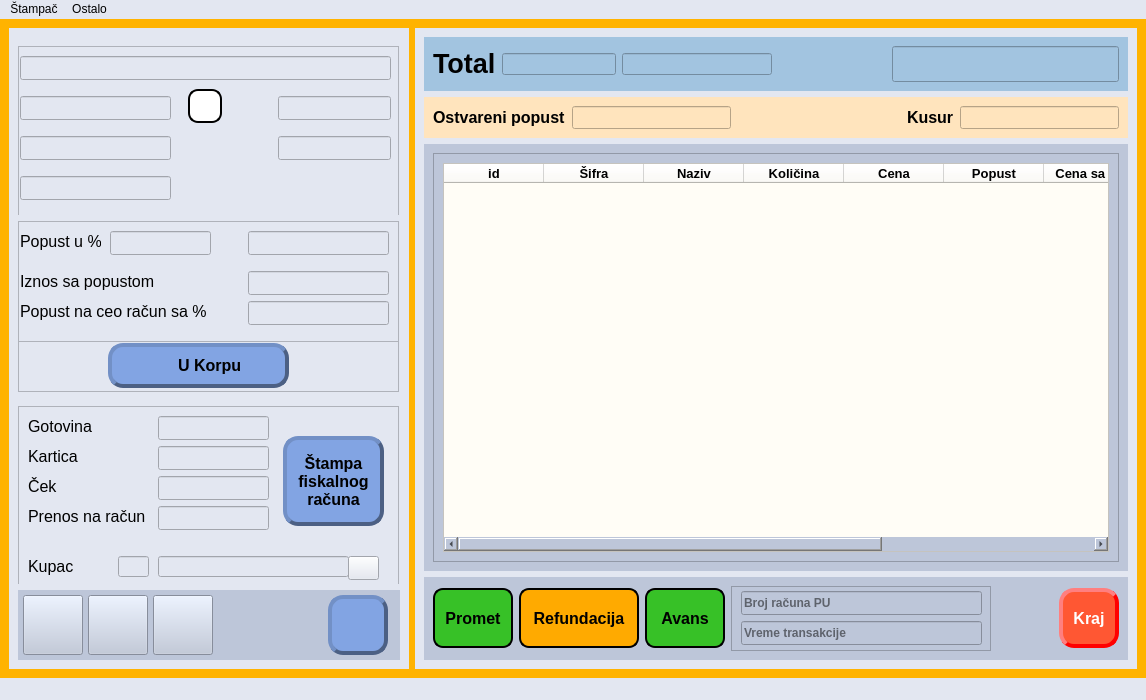
Before: the Qt Designer form ui/main_window.ui in ljuba17/desktop_pos, drawn with Qt 5.
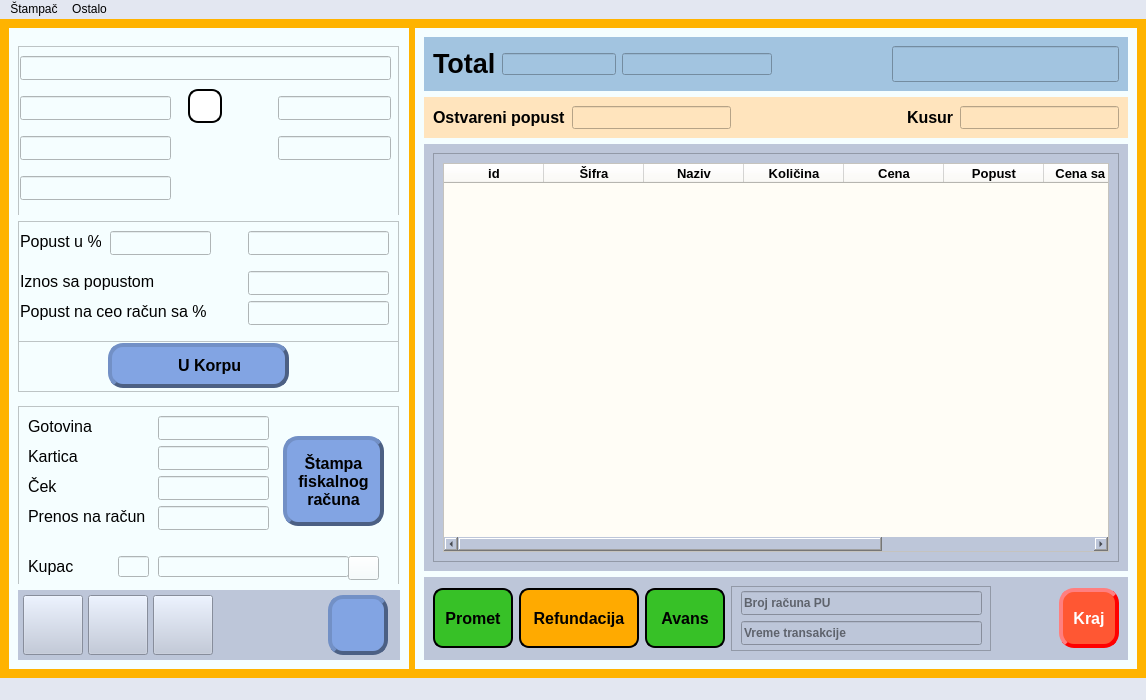
After: the same form once the commit is applied. Icons and pictures are not drawn.

Patch:
```diff
--- a/ui/main_window.ui
+++ b/ui/main_window.ui
@@ -48,7 +48,7 @@
        </size>
       </property>
       <property name="styleSheet">
-       <string notr="true">background-color: #e3e7f1;</string>
+       <string notr="true">background-color: #F5FEFF;</string>
       </property>
       <layout class="QVBoxLayout" name="verticalLayout">
        <item>
@@ -1123,7 +1123,7 @@
     <item>
      <widget class="QWidget" name="desniWidget" native="true">
       <property name="styleSheet">
-       <string notr="true">background-color: #e3e7f1;</string>
+       <string notr="true">background-color: #F5FEFF;</string>
       </property>
       <layout class="QVBoxLayout" name="verticalLayout_2">
        <item>
```
